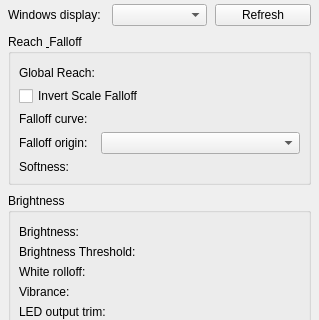
Wolfieeewolf/OpenRGB3DSpatialPlugin, file ui/forms/ScreenMirrorMonitorSettings.ui: the form before one commit; both pictures show x 0 to 319 and y 0 to 320 of the 319 by 744 pixel window.
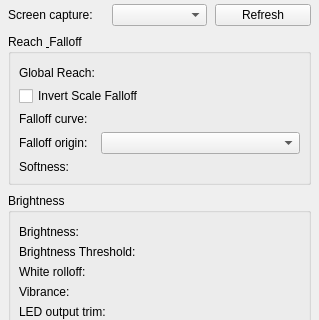
The form after the commit. Custom widgets are drawn as their Qt base class.

Commit message:
fix: align scene prop UX and shared screen-capture copy
Give scene props Object Creator / Scene object edit parity with refs and planes, unify Delete labeling, and share DisplayPlaneCaptureUi strings so capture is one story across surfaces.

Diff of the .ui file:
```diff
--- a/ui/forms/ScreenMirrorMonitorSettings.ui
+++ b/ui/forms/ScreenMirrorMonitorSettings.ui
@@ -23,7 +23,7 @@
      <item>
       <widget class="QLabel" name="captureCaption">
        <property name="text">
-        <string>Windows display:</string>
+        <string>Screen capture:</string>
        </property>
       </widget>
      </item>
```
Left out of the diff: 4 changed lines with no effect on the pictures. The commit also changes 16 other files.
